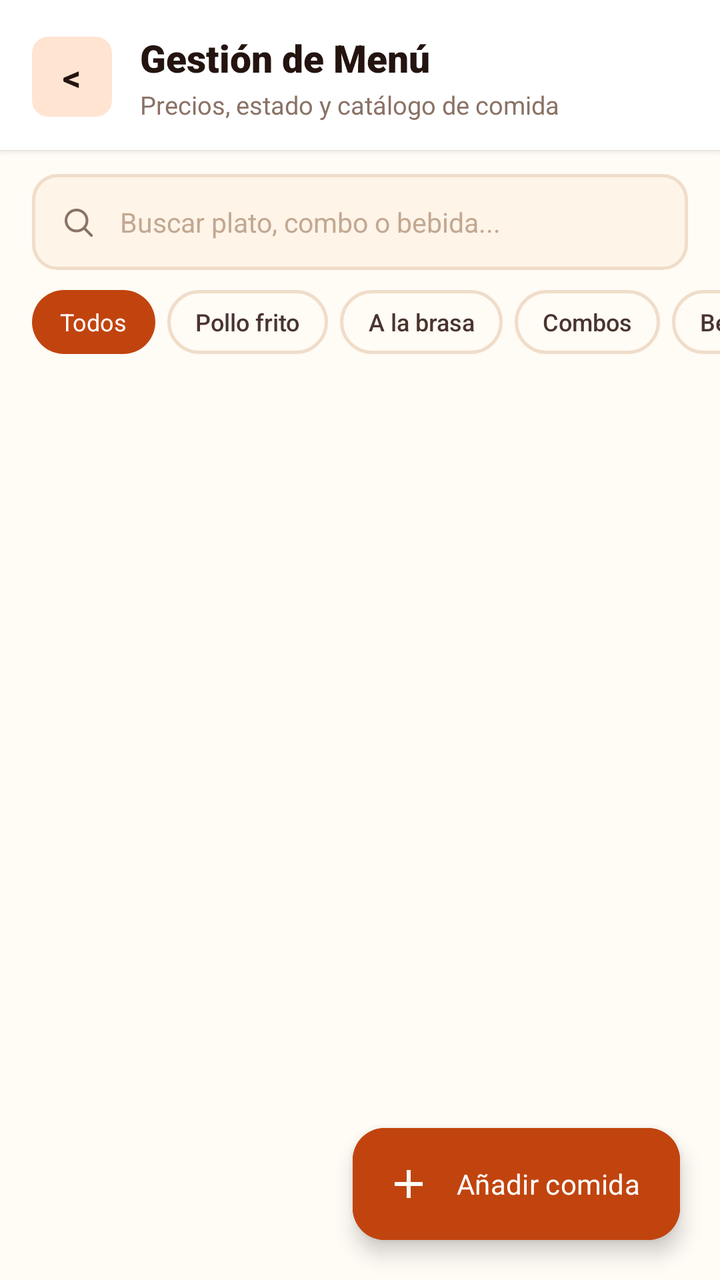
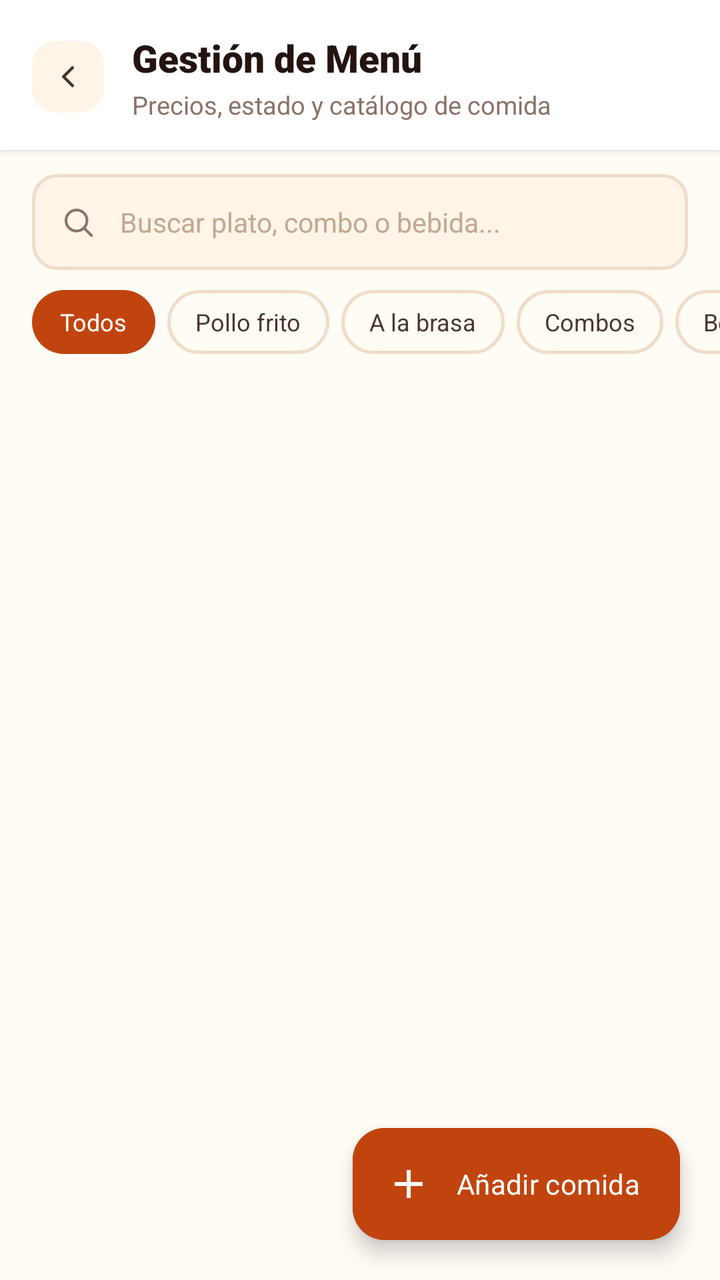

An Android layout rendered at two revisions. The XML below is the earlier revision; the diff shows what the commit changed to produce the second picture.
<!-- AndroidManifest.xml: application theme Theme.Pollogithub -->
<!-- res/layout/activity_gestion_productos.xml -->
<?xml version="1.0" encoding="utf-8"?>
<androidx.coordinatorlayout.widget.CoordinatorLayout xmlns:android="http://schemas.android.com/apk/res/android"
    xmlns:app="http://schemas.android.com/apk/res-auto"
    xmlns:tools="http://schemas.android.com/tools"
    android:id="@+id/mainGestionProductos"
    android:layout_width="match_parent"
    android:layout_height="match_parent"
    android:background="@color/paper_50">

    <androidx.constraintlayout.widget.ConstraintLayout
        android:layout_width="match_parent"
        android:layout_height="match_parent">

        
        <LinearLayout
            android:id="@+id/headerGestion"
            android:layout_width="match_parent"
            android:layout_height="wrap_content"
            android:background="@color/white"
            android:elevation="2dp"
            android:gravity="center_vertical"
            android:orientation="horizontal"
            android:paddingHorizontal="16dp"
            android:paddingTop="16dp"
            android:paddingBottom="14dp"
            app:layout_constraintEnd_toEndOf="parent"
            app:layout_constraintStart_toStartOf="parent"
            app:layout_constraintTop_toTopOf="parent">

            
            <androidx.cardview.widget.CardView
                android:id="@+id/btnBackGestion"
                android:layout_width="40dp"
                android:layout_height="40dp"
                app:cardBackgroundColor="@color/ember_100"
                app:cardCornerRadius="8dp"
                app:cardElevation="0dp">

                <TextView
                    android:layout_width="match_parent"
                    android:layout_height="match_parent"
                    android:gravity="center"
                    android:text="&lt;"
                    android:textColor="@color/char_900"
                    android:textSize="18sp"
                    android:textStyle="bold" />
            </androidx.cardview.widget.CardView>

            <LinearLayout
                android:layout_width="0dp"
                android:layout_height="wrap_content"
                android:layout_marginStart="14dp"
                android:layout_weight="1"
                android:orientation="vertical">

                <TextView
                    android:layout_width="wrap_content"
                    android:layout_height="wrap_content"
                    android:fontFamily="sans-serif-black"
                    android:text="Gestión de Menú"
                    android:textColor="@color/char_900"
                    android:textSize="19sp" />

                <TextView
                    android:id="@+id/tvTotalCountSubtitle"
                    android:layout_width="wrap_content"
                    android:layout_height="wrap_content"
                    android:layout_marginTop="2dp"
                    android:fontFamily="sans-serif"
                    android:text="Precios, estado y catálogo de comida"
                    android:textColor="@color/char_400"
                    android:textSize="12.5sp" />
            </LinearLayout>
        </LinearLayout>

        
        <FrameLayout
            android:id="@+id/wrapSearchGestion"
            android:layout_width="match_parent"
            android:layout_height="48dp"
            android:layout_marginHorizontal="16dp"
            android:layout_marginTop="12dp"
            android:background="@drawable/bg_search"
            app:layout_constraintTop_toBottomOf="@id/headerGestion">

            <ImageView
                android:layout_width="18dp"
                android:layout_height="18dp"
                android:layout_gravity="center_vertical|start"
                android:layout_marginStart="14dp"
                android:contentDescription="Buscar"
                android:src="@drawable/ic_search" />

            <EditText
                android:id="@+id/etSearchGestion"
                android:layout_width="match_parent"
                android:layout_height="match_parent"
                android:background="@null"
                android:fontFamily="sans-serif"
                android:hint="Buscar plato, combo o bebida..."
                android:importantForAutofill="no"
                android:inputType="text"
                android:paddingStart="44dp"
                android:paddingEnd="16dp"
                android:textColor="@color/char_900"
                android:textColorHint="@color/placeholder_text"
                android:textSize="13.5sp" />
        </FrameLayout>

        
        <HorizontalScrollView
            android:id="@+id/scrollCategoryChips"
            android:layout_width="match_parent"
            android:layout_height="wrap_content"
            android:layout_marginTop="10dp"
            android:clipToPadding="false"
            android:paddingHorizontal="16dp"
            android:scrollbars="none"
            app:layout_constraintTop_toBottomOf="@id/wrapSearchGestion">

            <LinearLayout
                android:layout_width="wrap_content"
                android:layout_height="wrap_content"
                android:orientation="horizontal">

                <TextView
                    android:id="@+id/chipTodos"
                    android:layout_width="wrap_content"
                    android:layout_height="32dp"
                    android:layout_marginEnd="6dp"
                    android:background="@drawable/bg_chip_selected"
                    android:fontFamily="sans-serif-bold"
                    android:gravity="center"
                    android:paddingHorizontal="14dp"
                    android:text="Todos"
                    android:textColor="@color/white"
                    android:textSize="12sp" />

                <TextView
                    android:id="@+id/chipPolloFrito"
                    android:layout_width="wrap_content"
                    android:layout_height="32dp"
                    android:layout_marginEnd="6dp"
                    android:background="@drawable/bg_chip_unselected"
                    android:fontFamily="sans-serif-medium"
                    android:gravity="center"
                    android:paddingHorizontal="14dp"
                    android:text="Pollo frito"
                    android:textColor="@color/char_700"
                    android:textSize="12sp" />

                <TextView
                    android:id="@+id/chipBrasa"
                    android:layout_width="wrap_content"
                    android:layout_height="32dp"
                    android:layout_marginEnd="6dp"
                    android:background="@drawable/bg_chip_unselected"
                    android:fontFamily="sans-serif-medium"
                    android:gravity="center"
                    android:paddingHorizontal="14dp"
                    android:text="A la brasa"
                    android:textColor="@color/char_700"
                    android:textSize="12sp" />

                <TextView
                    android:id="@+id/chipCombos"
                    android:layout_width="wrap_content"
                    android:layout_height="32dp"
                    android:layout_marginEnd="6dp"
                    android:background="@drawable/bg_chip_unselected"
                    android:fontFamily="sans-serif-medium"
                    android:gravity="center"
                    android:paddingHorizontal="14dp"
                    android:text="Combos"
                    android:textColor="@color/char_700"
                    android:textSize="12sp" />

                <TextView
                    android:id="@+id/chipBebidas"
                    android:layout_width="wrap_content"
                    android:layout_height="32dp"
                    android:layout_marginEnd="6dp"
                    android:background="@drawable/bg_chip_unselected"
                    android:fontFamily="sans-serif-medium"
                    android:gravity="center"
                    android:paddingHorizontal="14dp"
                    android:text="Bebidas"
                    android:textColor="@color/char_700"
                    android:textSize="12sp" />

                <TextView
                    android:id="@+id/chipAcompanamientos"
                    android:layout_width="wrap_content"
                    android:layout_height="32dp"
                    android:background="@drawable/bg_chip_unselected"
                    android:fontFamily="sans-serif-medium"
                    android:gravity="center"
                    android:paddingHorizontal="14dp"
                    android:text="Acompañamientos"
                    android:textColor="@color/char_700"
                    android:textSize="12sp" />
            </LinearLayout>
        </HorizontalScrollView>

        
        <androidx.recyclerview.widget.RecyclerView
            android:id="@+id/rvProductosGestion"
            android:layout_width="match_parent"
            android:layout_height="0dp"
            android:layout_marginTop="8dp"
            android:clipToPadding="false"
            android:paddingBottom="84dp"
            app:layout_constraintBottom_toBottomOf="parent"
            app:layout_constraintTop_toBottomOf="@id/scrollCategoryChips" />

    </androidx.constraintlayout.widget.ConstraintLayout>

    
    <com.google.android.material.floatingactionbutton.ExtendedFloatingActionButton
        android:id="@+id/fabAddProduct"
        android:layout_width="wrap_content"
        android:layout_height="wrap_content"
        android:layout_gravity="bottom|end"
        android:layout_margin="20dp"
        android:backgroundTint="@color/ember_600"
        android:elevation="6dp"
        android:fontFamily="sans-serif-bold"
        android:text="Añadir comida"
        android:textColor="@color/white"
        app:icon="@drawable/ic_plus"
        app:iconTint="@color/white" />

</androidx.coordinatorlayout.widget.CoordinatorLayout>
<!-- resources referenced by this layout -->
<resources>
  <color name="char_400">#8A7266</color>
  <color name="char_700">#4A352E</color>
  <color name="char_900">#241410</color>
  <color name="ember_100">#FFE4D1</color>
  <color name="ember_600">#C1440E</color>
  <color name="paper_50">#FFFBF5</color>
  <color name="placeholder_text">#C2A892</color>
  <color name="white">#FFFFFFFF</color>
  <!-- drawable bg_chip_selected (drawable) -->
  <?xml version="1.0" encoding="utf-8"?>
  <shape xmlns:android="http://schemas.android.com/apk/res/android"
      android:shape="rectangle">
      <solid android:color="@color/ember_600" />
      <corners android:radius="20dp" />
  </shape>
  <!-- drawable bg_chip_unselected (drawable) -->
  <?xml version="1.0" encoding="utf-8"?>
  <shape xmlns:android="http://schemas.android.com/apk/res/android"
      android:shape="rectangle">
      <solid android:color="@color/paper_50" />
      <stroke
          android:width="1.5dp"
          android:color="@color/line_color" />
      <corners android:radius="20dp" />
  </shape>
  <!-- drawable bg_search (drawable) -->
  <?xml version="1.0" encoding="utf-8"?>
  <shape xmlns:android="http://schemas.android.com/apk/res/android"
      android:shape="rectangle">
      <solid android:color="@color/paper_100" />
      <stroke
          android:width="1.5dp"
          android:color="@color/line_color" />
      <corners android:radius="12dp" />
  </shape>
  <!-- drawable ic_plus (drawable) -->
  <vector xmlns:android="http://schemas.android.com/apk/res/android"
      android:width="24dp"
      android:height="24dp"
      android:viewportWidth="24"
      android:viewportHeight="24">
    <path
        android:fillColor="#FFFFFFFF"
        android:pathData="M19,13h-6v6h-2v-6H5v-2h6V5h2v6h6v2z"/>
  </vector>
  <!-- drawable ic_search (drawable) -->
  <?xml version="1.0" encoding="utf-8"?>
  <vector xmlns:android="http://schemas.android.com/apk/res/android"
      android:width="18dp"
      android:height="18dp"
      android:viewportWidth="24"
      android:viewportHeight="24">
      <path
          android:pathData="M11,11m-7,0a7,7 0,1 1 14,0a7,7 0,1 1 -14,0"
          android:strokeColor="#8A7266"
          android:strokeWidth="1.8"/>
      <path
          android:pathData="M21,21l-4.3,-4.3"
          android:strokeColor="#8A7266"
          android:strokeWidth="1.8"
          android:strokeLineCap="round"/>
  </vector>
  <style name="Theme.Pollogithub" parent="Base.Theme.Pollogithub" />
  <color name="line_color">#F0DDC9</color>
  <color name="paper_100">#FFF4E8</color>
  <style name="Base.Theme.Pollogithub" parent="Theme.Material3.DayNight.NoActionBar">
          <item name="android:windowBackground">@color/paper_50</item>
          <item name="android:statusBarColor">@android:color/transparent</item>
          <item name="android:navigationBarColor">@color/white</item>
          <item name="android:windowLightStatusBar">true</item>
          <item name="android:windowLightNavigationBar">true</item>
      </style>
</resources>

<!-- the commit's change to res/layout/activity_gestion_productos.xml (unified diff, before → after) -->
@@ -28,23 +28,13 @@
             app:layout_constraintTop_toTopOf="parent">
 
             
-            <androidx.cardview.widget.CardView
+            <ImageButton
                 android:id="@+id/btnBackGestion"
-                android:layout_width="40dp"
-                android:layout_height="40dp"
-                app:cardBackgroundColor="@color/ember_100"
-                app:cardCornerRadius="8dp"
-                app:cardElevation="0dp">
-
-                <TextView
-                    android:layout_width="match_parent"
-                    android:layout_height="match_parent"
-                    android:gravity="center"
-                    android:text="&lt;"
-                    android:textColor="@color/char_900"
-                    android:textSize="18sp"
-                    android:textStyle="bold" />
-            </androidx.cardview.widget.CardView>
+                android:layout_width="36dp"
+                android:layout_height="36dp"
+                android:background="@drawable/bg_back_btn"
+                android:contentDescription="Volver"
+                android:src="@drawable/ic_back_arrow" />
 
             <LinearLayout
                 android:layout_width="0dp"
@@ -129,6 +119,8 @@
                     android:layout_height="32dp"
                     android:layout_marginEnd="6dp"
                     android:background="@drawable/bg_chip_selected"
+                    android:clickable="true"
+                    android:focusable="true"
                     android:fontFamily="sans-serif-bold"
                     android:gravity="center"
                     android:paddingHorizontal="14dp"
@@ -142,7 +134,9 @@
                     android:layout_height="32dp"
                     android:layout_marginEnd="6dp"
                     android:background="@drawable/bg_chip_unselected"
-                    android:fontFamily="sans-serif-medium"
+                    android:clickable="true"
+                    android:focusable="true"
+                    android:fontFamily="sans-serif-bold"
                     android:gravity="center"
                     android:paddingHorizontal="14dp"
                     android:text="Pollo frito"
@@ -155,7 +149,9 @@
                     android:layout_height="32dp"
                     android:layout_marginEnd="6dp"
                     android:background="@drawable/bg_chip_unselected"
-                    android:fontFamily="sans-serif-medium"
+                    android:clickable="true"
+                    android:focusable="true"
+                    android:fontFamily="sans-serif-bold"
                     android:gravity="center"
                     android:paddingHorizontal="14dp"
                     android:text="A la brasa"
@@ -168,7 +164,9 @@
                     android:layout_height="32dp"
                     android:layout_marginEnd="6dp"
                     android:background="@drawable/bg_chip_unselected"
-                    android:fontFamily="sans-serif-medium"
+                    android:clickable="true"
+                    android:focusable="true"
+                    android:fontFamily="sans-serif-bold"
                     android:gravity="center"
                     android:paddingHorizontal="14dp"
                     android:text="Combos"
@@ -181,7 +179,9 @@
                     android:layout_height="32dp"
                     android:layout_marginEnd="6dp"
                     android:background="@drawable/bg_chip_unselected"
-                    android:fontFamily="sans-serif-medium"
+                    android:clickable="true"
+                    android:focusable="true"
+                    android:fontFamily="sans-serif-bold"
                     android:gravity="center"
                     android:paddingHorizontal="14dp"
                     android:text="Bebidas"
@@ -193,7 +193,9 @@
                     android:layout_width="wrap_content"
                     android:layout_height="32dp"
                     android:background="@drawable/bg_chip_unselected"
-                    android:fontFamily="sans-serif-medium"
+                    android:clickable="true"
+                    android:focusable="true"
+                    android:fontFamily="sans-serif-bold"
                     android:gravity="center"
                     android:paddingHorizontal="14dp"
                     android:text="Acompañamientos"
<!-- resource entries referenced after the edit -->
@@ -3,28 +3,46 @@
   <color name="char_400">#8A7266</color>
   <color name="char_700">#4A352E</color>
   <color name="char_900">#241410</color>
-  <color name="ember_100">#FFE4D1</color>
   <color name="ember_600">#C1440E</color>
   <color name="paper_50">#FFFBF5</color>
   <color name="placeholder_text">#C2A892</color>
   <color name="white">#FFFFFFFF</color>
+  <!-- drawable bg_back_btn (drawable) -->
+  <?xml version="1.0" encoding="utf-8"?>
+  <ripple xmlns:android="http://schemas.android.com/apk/res/android"
+      android:color="#1AE8590C">
+      <item>
+          <shape android:shape="rectangle">
+              <solid android:color="@color/paper_100" />
+              <corners android:radius="12dp" />
+          </shape>
+      </item>
+  </ripple>
   <!-- drawable bg_chip_selected (drawable) -->
   <?xml version="1.0" encoding="utf-8"?>
-  <shape xmlns:android="http://schemas.android.com/apk/res/android"
-      android:shape="rectangle">
-      <solid android:color="@color/ember_600" />
-      <corners android:radius="20dp" />
-  </shape>
+  <ripple xmlns:android="http://schemas.android.com/apk/res/android"
+      android:color="#33FFFFFF">
+      <item>
+          <shape android:shape="rectangle">
+              <solid android:color="@color/ember_600" />
+              <corners android:radius="20dp" />
+          </shape>
+      </item>
+  </ripple>
   <!-- drawable bg_chip_unselected (drawable) -->
   <?xml version="1.0" encoding="utf-8"?>
-  <shape xmlns:android="http://schemas.android.com/apk/res/android"
-      android:shape="rectangle">
-      <solid android:color="@color/paper_50" />
-      <stroke
-          android:width="1.5dp"
-          android:color="@color/line_color" />
-      <corners android:radius="20dp" />
-  </shape>
+  <ripple xmlns:android="http://schemas.android.com/apk/res/android"
+      android:color="#1AE8590C">
+      <item>
+          <shape android:shape="rectangle">
+              <solid android:color="@color/paper_50" />
+              <stroke
+                  android:width="1.5dp"
+                  android:color="@color/line_color" />
+              <corners android:radius="20dp" />
+          </shape>
+      </item>
+  </ripple>
   <!-- drawable bg_search (drawable) -->
   <?xml version="1.0" encoding="utf-8"?>
   <shape xmlns:android="http://schemas.android.com/apk/res/android"
@@ -35,6 +53,20 @@
           android:color="@color/line_color" />
       <corners android:radius="12dp" />
   </shape>
+  <!-- drawable ic_back_arrow (drawable) -->
+  <?xml version="1.0" encoding="utf-8"?>
+  <vector xmlns:android="http://schemas.android.com/apk/res/android"
+      android:width="18dp"
+      android:height="18dp"
+      android:viewportWidth="24"
+      android:viewportHeight="24">
+      <path
+          android:pathData="M15,18l-6,-6l6,-6"
+          android:strokeColor="#4A352E"
+          android:strokeWidth="2"
+          android:strokeLineCap="round"
+          android:strokeLineJoin="round"/>
+  </vector>
   <!-- drawable ic_plus (drawable) -->
   <vector xmlns:android="http://schemas.android.com/apk/res/android"
       android:width="24dp"
